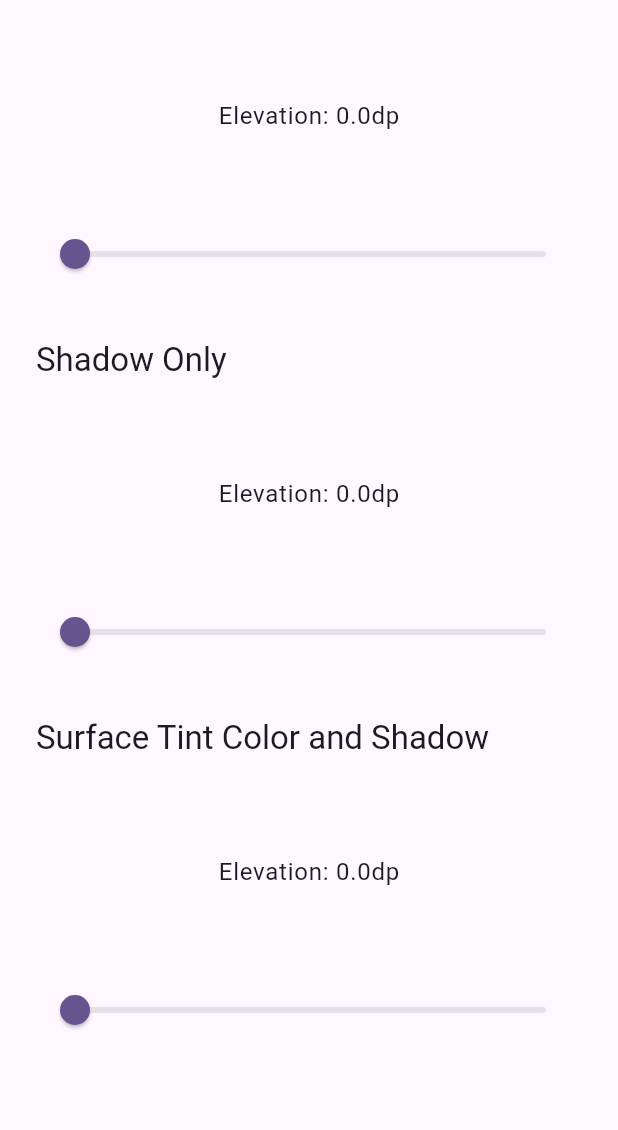
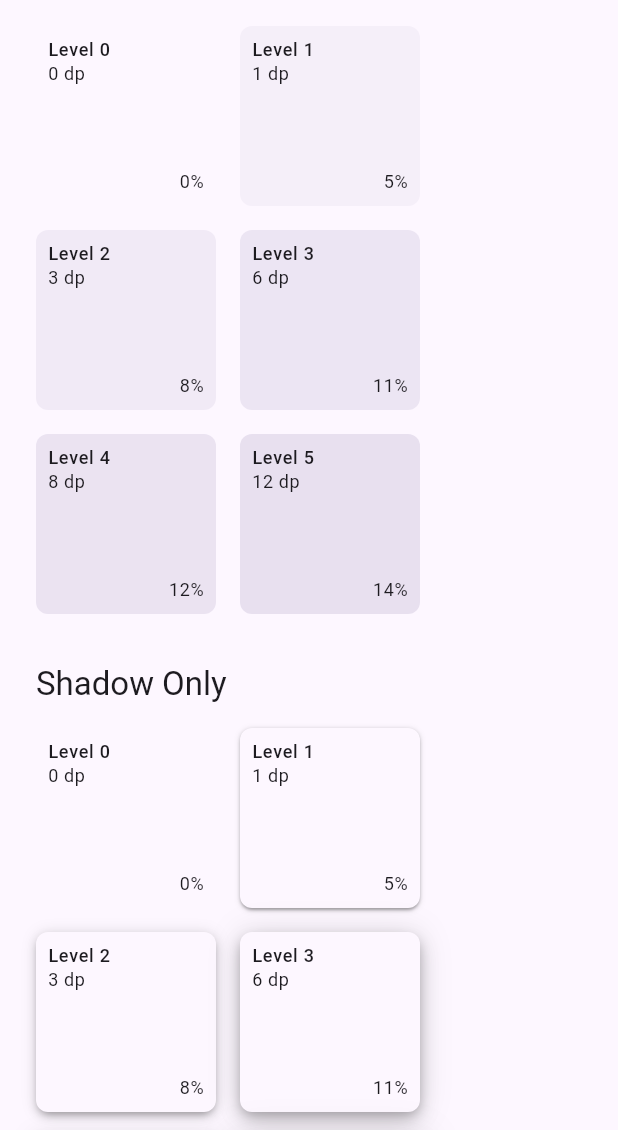
Before and after one commit to fluttely/material_design, a Flutter app: the ElevationPage screen opened directly, scrolled down 36 dp, on a phone screen of 412 x 824 dp, the part 106-1236 px from its top. Run offline on Flutter 3.47's test engine with Material 3 defaults, Android fonts, the phone set to English and light mode, and no system bars.

Commit message:
## 0.2.1
### Changed

- **Renamed** `MaterialColorSchemes` to `MaterialColorScheme`.
- **Removed** static schemes `lightScheme` and `darkScheme`; use the `create()` method instead.

````diff
--- a/example/lib/main.dart
+++ b/example/lib/main.dart
@@ -1,4 +1,5 @@
 import 'package:flutter/material.dart';
+import 'package:material_design/material_design.dart';
 import 'package:provider/provider.dart';
 
 import 'color_picker.dart';
@@ -93,7 +94,6 @@ class _ShowcaseHomePageState extends State<ShowcaseHomePage> {
       ),
     );
   }
-}
 
   List<Widget> _buildNavigationDestinations(BuildContext context) {
     final themeProvider = Provider.of<ThemeProvider>(context);
@@ -132,7 +132,7 @@ List<Widget> _buildNavigationDestinations(BuildContext context) {
       ),
       Padding(
         padding: const EdgeInsets.symmetric(horizontal: 28),
-      child: Text('Theme', style: Theme.of(context).textTheme.titleSmall),
+        child: Text('Theme', style: MaterialTypeScale.titleSmall),
       ),
       Padding(
         padding: const EdgeInsets.symmetric(horizontal: 16),
@@ -174,3 +174,4 @@ List<Widget> _buildNavigationDestinations(BuildContext context) {
       ),
     ];
   }
+}
--- a/example/lib/showcase_pages/color_page.dart
+++ b/example/lib/showcase_pages/color_page.dart
@@ -194,13 +194,15 @@ class _ColorChip extends StatelessWidget {
 
   @override
   Widget build(BuildContext context) {
+    final colorScheme = Theme.of(context).colorScheme;
+
     return Container(
       width: 150,
       padding: const EdgeInsets.all(MaterialSpacing.space8),
       decoration: BoxDecoration(
         color: color,
         borderRadius: BorderRadius.circular(MaterialRadius.small),
-        border: Border.all(color: Theme.of(context).colorScheme.outlineVariant),
+        border: Border.all(color: colorScheme.outlineVariant),
       ),
       child: Column(
         crossAxisAlignment: CrossAxisAlignment.start,
--- a/example/lib/showcase_pages/elevation_page.dart
+++ b/example/lib/showcase_pages/elevation_page.dart
@@ -1,6 +1,5 @@
 import 'package:flutter/material.dart';
 import 'package:material_design/material_design.dart';
-import 'dart:ui';
 
 class ElevationPage extends StatelessWidget {
   const ElevationPage({super.key});
@@ -33,29 +32,33 @@ class ElevationPage extends StatelessWidget {
   }
 }
 
-class _ElevationShowcase extends StatefulWidget {
+class _ElevationShowcase extends StatelessWidget {
   const _ElevationShowcase({
     required this.title,
     required this.useSurfaceTint,
     required this.useShadow,
   });
+
   final String title;
   final bool useSurfaceTint;
   final bool useShadow;
 
   @override
-  State<_ElevationShowcase> createState() => _ElevationShowcaseState();
-}
+  Widget build(BuildContext context) {
+    final colorScheme = Theme.of(context).colorScheme;
 
-class _ElevationShowcaseState extends State<_ElevationShowcase> {
-  double _currentElevation = 0;
+    // Static elevation levels to showcase
+    final elevationLevels = [
+      (0.0, 'Level 0', '0%'),
+      (1.0, 'Level 1', '5%'),
+      (3.0, 'Level 2', '8%'),
+      (6.0, 'Level 3', '11%'),
+      (8.0, 'Level 4', '12%'),
+      (12.0, 'Level 5', '14%'),
+    ];
 
-  List<BoxShadow> _getShadowsForElevation(double elevation) {
-    if (elevation <= 0) return [];
-    if (elevation >= 12) return MaterialShadow.level5;
-
-    final levels = [0.0, 1.0, 3.0, 6.0, 8.0, 12.0];
-    final shadows = [
+    // Static shadow definitions
+    final shadowLevels = [
       MaterialShadow.level0,
       MaterialShadow.level1,
       MaterialShadow.level2,
@@ -64,70 +67,71 @@ class _ElevationShowcaseState extends State<_ElevationShowcase> {
       MaterialShadow.level5,
     ];
 
-    int lowerIndex = levels.lastIndexWhere((l) => l <= elevation);
-    int upperIndex = lowerIndex + 1;
-
-    final lowerLevel = levels[lowerIndex];
-    final upperLevel = levels[upperIndex];
-    final lowerShadows = shadows[lowerIndex];
-    final upperShadows = shadows[upperIndex];
-
-    final t = (elevation - lowerLevel) / (upperLevel - lowerLevel);
-
-    if (lowerShadows.isEmpty) return upperShadows;
-
-    List<BoxShadow> lerpedShadows = [];
-    for (int i = 0; i < lowerShadows.length; i++) {
-      lerpedShadows.add(BoxShadow.lerp(lowerShadows[i], upperShadows[i], t)!);
-    }
-    return lerpedShadows;
-  }
-
-  @override
-  Widget build(BuildContext context) {
-    final colorScheme = Theme.of(context).colorScheme;
-
-    final surfaceColor = widget.useSurfaceTint
-        ? MaterialSurface.getTintedColor(context, _currentElevation)
-        : colorScheme.surface;
-
-    final shadows = widget.useShadow
-        ? _getShadowsForElevation(_currentElevation)
-        : <BoxShadow>[];
-
     return Padding(
       padding: const EdgeInsets.only(bottom: MaterialSpacing.space32),
       child: Column(
         crossAxisAlignment: CrossAxisAlignment.start,
         children: [
-          Text(widget.title, style: MaterialTypeScale.titleLarge),
+          Text(title, style: MaterialTypeScale.titleLarge),
           const SizedBox(height: MaterialSpacing.space16),
-          Container(
+          Wrap(
+            spacing: MaterialSpacing.space16,
+            runSpacing: MaterialSpacing.space16,
+            children: elevationLevels.asMap().entries.map((entry) {
+              final index = entry.key;
+              final elevation = entry.value.$1;
+              final levelName = entry.value.$2;
+              final levelPercent = entry.value.$3;
+
+              final surfaceColor = useSurfaceTint
+                  ? MaterialSurface.getTintedColor(context, elevation)
+                  : colorScheme.surface;
+
+              final shadows = useShadow ? shadowLevels[index] : <BoxShadow>[];
+
+              return Container(
+                width: 120,
                 height: 120,
                 decoration: ShapeDecoration(
                   color: surfaceColor,
-              shape: MaterialShape.medium,
+                  shape: MaterialShape.small,
                   shadows: shadows,
                 ),
-            child: Center(
+                child: Column(
+                  mainAxisAlignment: MainAxisAlignment.start,
+                  crossAxisAlignment: CrossAxisAlignment.start,
+                  children: [
+                    Padding(
+                      padding: const EdgeInsets.all(MaterialSpacing.space8),
+                      child: Column(
+                        crossAxisAlignment: CrossAxisAlignment.start,
+                        children: [
+                          Text(
+                            levelName,
+                            style: MaterialTypeScale.labelMedium,
+                          ),
+                          Text(
+                            '${elevation.toStringAsFixed(0)} dp',
+                            style: MaterialTypeScale.bodySmall,
+                          ),
+                        ],
+                      ),
+                    ),
+                    Spacer(),
+                    Align(
+                      alignment: Alignment.bottomRight,
+                      child: Padding(
+                        padding: const EdgeInsets.all(MaterialSpacing.space8),
                         child: Text(
-                'Elevation: ${_currentElevation.toStringAsFixed(1)}dp',
-                style: MaterialTypeScale.bodyLarge,
+                          levelPercent,
+                          style: MaterialTypeScale.bodySmall,
                         ),
                       ),
                     ),
-          const SizedBox(height: MaterialSpacing.space8),
-          Slider(
-            value: _currentElevation,
-            min: 0,
-            max: 16,
-            divisions: 160,
-            label: _currentElevation.toStringAsFixed(1),
-            onChanged: (value) {
-              setState(() {
-                _currentElevation = value;
-              });
-            },
+                  ],
+                ),
+              );
+            }).toList(),
           ),
         ],
       ),
--- a/example/lib/showcase_pages/shape_page.dart
+++ b/example/lib/showcase_pages/shape_page.dart
@@ -6,6 +6,8 @@ class ShapePage extends StatelessWidget {
 
   @override
   Widget build(BuildContext context) {
+    final colorScheme = Theme.of(context).colorScheme;
+
     final shapes = [
       ('None', MaterialShape.none),
       ('Extra Small', MaterialShape.extraSmall),
@@ -31,7 +33,7 @@ class ShapePage extends StatelessWidget {
           final (label, shape) = shapes[index];
           return Container(
             decoration: ShapeDecoration(
-              color: Theme.of(context).colorScheme.surfaceContainerLow,
+              color: colorScheme.surfaceContainer,
               shape: shape,
             ),
             child: Center(
--- a/example/lib/theme_provider.dart
+++ b/example/lib/theme_provider.dart
@@ -1,4 +1,5 @@
 import 'package:flutter/material.dart';
+import 'package:material_design/material_design.dart';
 
 /// A provider class for managing the application's theme.
 ///
@@ -12,7 +13,7 @@ class ThemeProvider with ChangeNotifier {
   Color get seedColor => _seedColor;
 
   ThemeData get lightTheme => ThemeData(
-    colorScheme: ColorScheme.fromSeed(
+    colorScheme: MaterialColorScheme.create(
       seedColor: _seedColor,
       brightness: Brightness.light,
     ),
@@ -20,7 +21,7 @@ class ThemeProvider with ChangeNotifier {
   );
 
   ThemeData get darkTheme => ThemeData(
-    colorScheme: ColorScheme.fromSeed(
+    colorScheme: MaterialColorScheme.create(
       seedColor: _seedColor,
       brightness: Brightness.dark,
     ),
--- a/lib/material_design.dart
+++ b/lib/material_design.dart
@@ -10,7 +10,7 @@
 /// ```
 ///
 /// Then, you can access all the tokens, such as:
-/// - `MaterialColorSchemes.lightScheme`
+/// - `MaterialColorScheme.createLightScheme`
 /// - `MaterialTypeScale.headlineLarge`
 /// - `MaterialShape.medium`
 /// - `MaterialSpacing.medium`
--- a/lib/src/tokens/color/color.dart
+++ /dev/null
@@ -1,5 +0,0 @@
-/// Barrel file for Material 3 color tokens.
-library;
-
-export 'color_schemes.dart';
-export 'surface.dart';
--- a/lib/src/tokens/color/color_schemes.dart
+++ b/lib/src/tokens/color/color_schemes.dart
@@ -11,19 +11,19 @@ import 'package:flutter/material.dart';
 /// These schemes can be directly applied to `ThemeData.colorScheme`.
 ///
 /// Reference: https://m3.material.io/styles/color/the-color-system
-abstract final class MaterialColorSchemes {
+abstract final class MaterialColorScheme {
   /// The default seed color used to generate the color schemes.
   /// This is a standard Material blue color.
-  static const Color _seedColor = Color(0xFF6750A4);
+  static const Color defaulthSeedColor = Color(0xFF6750A4);
 
-  /// A complete, pre-defined Material 3 light color scheme.
-  static final ColorScheme lightScheme = ColorScheme.fromSeed(
-    seedColor: _seedColor,
-  );
-
-  /// A complete, pre-defined Material 3 dark color scheme.
-  static final ColorScheme darkScheme = ColorScheme.fromSeed(
-    seedColor: _seedColor,
-    brightness: Brightness.dark,
-  );
+  /// A complete, pre-defined Material 3 color scheme.
+  static ColorScheme create({
+    Color seedColor = defaulthSeedColor,
+    Brightness brightness = Brightness.light,
+  }) {
+    return ColorScheme.fromSeed(
+      seedColor: seedColor,
+      brightness: brightness,
+    );
+  }
 }
--- a/pubspec.yaml
+++ b/pubspec.yaml
@@ -1,6 +1,6 @@
 name: material_design
 description: "The fastest path to consistent Material Design UIs in Flutter. Build beautiful apps aligned with official metrics and guidelines using a powerful set of ready-to-use design tokens and helper widgets."
-version: 0.2.0
+version: 0.2.1
 homepage: https://github.com/fluttely/material_design
 repository: https://github.com/fluttely/material_design
 
````
Also changed, not shown: example/analysis_options.yaml (+3 -24 lines), example/lib/component_showcase.dart (deleted, +0 -250 lines), example/lib/showcase_pages/other_tokens_page.dart (+9 -10 lines), example/lib/showcase_pages/spacing_page.dart (+5 -3 lines), example/pubspec.lock, 2 other files. Lines whose indentation alone changed are shown as unchanged.
